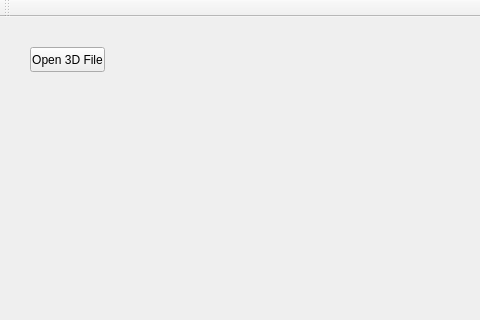
This is 3D/3D/mainwindow.ui in WSX741405/3D as Qt 5 draws it before an edit; both pictures show x 0 to 480 and y 0 to 320 of the 688 by 563 pixel window. The edited form follows.
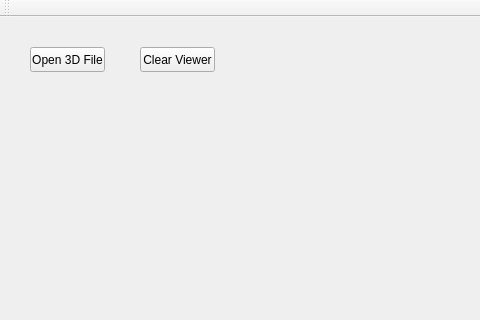
This is the edited form.

Commit message:
version 1.7 1. open multi point cloud 2. clear viewer
issue:
1. no rgb info
2. use QtWidget to be viewer

```diff
--- a/3D/3D/mainwindow.ui
+++ b/3D/3D/mainwindow.ui
@@ -27,6 +27,19 @@
      <string>Open 3D File</string>
     </property>
    </widget>
+   <widget class="QPushButton" name="_clearViewerBtn">
+    <property name="geometry">
+     <rect>
+      <x>140</x>
+      <y>30</y>
+      <width>75</width>
+      <height>25</height>
+     </rect>
+    </property>
+    <property name="text">
+     <string>Clear Viewer</string>
+    </property>
+   </widget>
   </widget>
   <widget class="QMenuBar" name="menuBar">
    <property name="geometry">
```
The commit also changes 7 other files.
